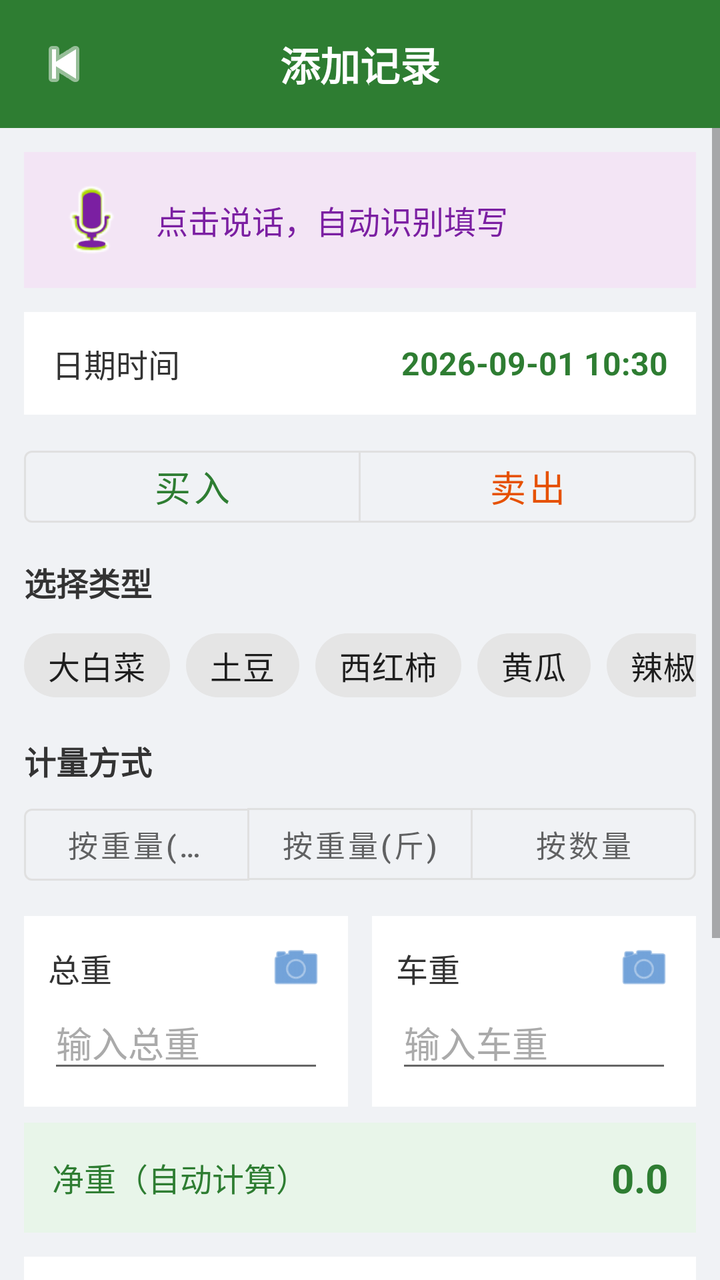
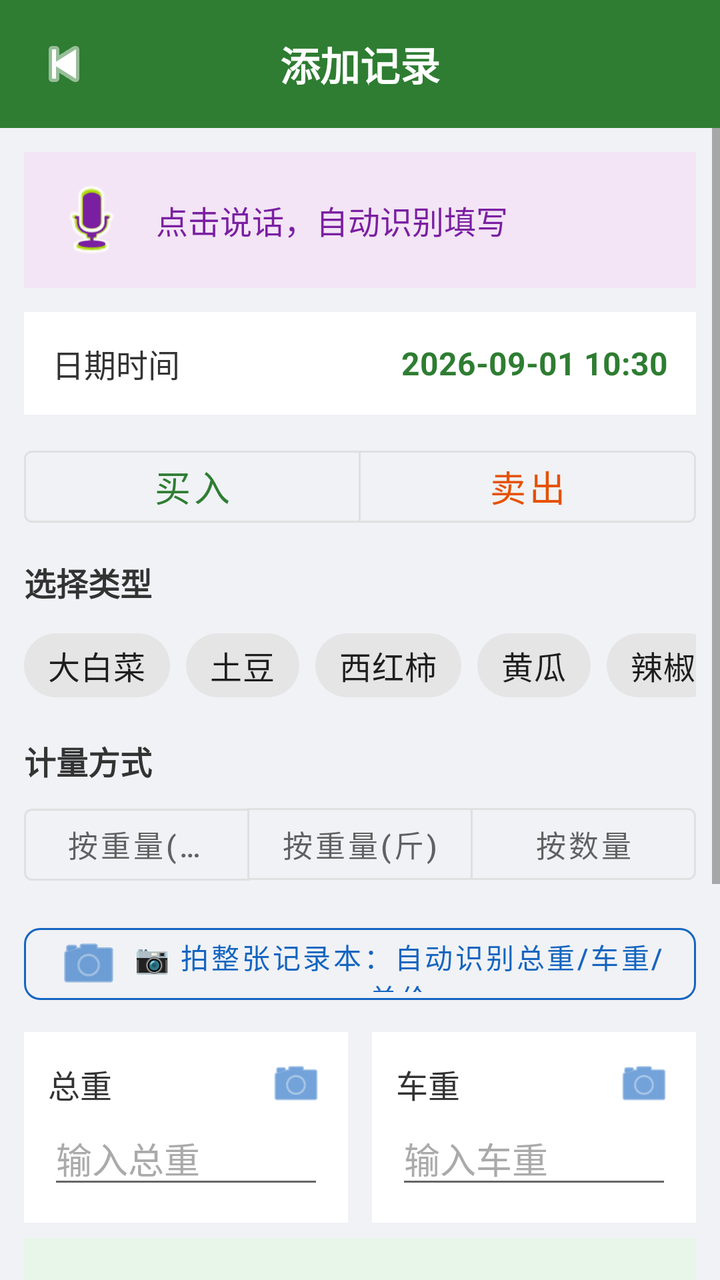

Before-and-after screenshots of an Android layout around one commit, followed by the original layout XML and the change that was made.
<!-- AndroidManifest.xml: application theme Theme.FarmTrade -->
<!-- res/layout/activity_add_record.xml -->
<?xml version="1.0" encoding="utf-8"?>
<LinearLayout
    xmlns:android="http://schemas.android.com/apk/res/android"
    xmlns:app="http://schemas.android.com/apk/res-auto"
    xmlns:tools="http://schemas.android.com/tools"
    android:layout_width="match_parent"
    android:layout_height="match_parent"
    android:orientation="vertical"
    android:background="#f0f2f5">

    
    <LinearLayout
        android:layout_width="match_parent"
        android:layout_height="wrap_content"
        android:orientation="horizontal"
        android:gravity="center_vertical"
        android:background="#2e7d32"
        android:paddingTop="16dp"
        android:paddingBottom="16dp"
        android:paddingStart="16dp"
        android:paddingEnd="16dp">

        <ImageView
            android:id="@+id/ivBack"
            android:layout_width="32dp"
            android:layout_height="32dp"
            android:src="@android:drawable/ic_media_previous"
            android:contentDescription="返回"
            app:tint="#ffffff" />

        <TextView
            android:layout_width="0dp"
            android:layout_height="wrap_content"
            android:layout_weight="1"
            android:text="添加记录"
            android:textColor="#ffffff"
            android:textSize="20sp"
            android:textStyle="bold"
            android:gravity="center"
            android:layout_marginStart="-32dp" />
    </LinearLayout>

    <ScrollView
        android:layout_width="match_parent"
        android:layout_height="0dp"
        android:layout_weight="1"
        android:fillViewport="true">

        <LinearLayout
            android:layout_width="match_parent"
            android:layout_height="wrap_content"
            android:orientation="vertical"
            android:padding="12dp">

            
            <LinearLayout
                android:id="@+id/layoutVoiceInput"
                android:layout_width="match_parent"
                android:layout_height="wrap_content"
                android:orientation="horizontal"
                android:gravity="center_vertical"
                android:background="#f3e5f5"
                android:padding="14dp"
                android:layout_marginBottom="12dp">

                <ImageView
                    android:id="@+id/btnMic"
                    android:layout_width="40dp"
                    android:layout_height="40dp"
                    android:src="@android:drawable/ic_btn_speak_now"
                    android:background="@android:drawable/presence_audio_online"
                    android:contentDescription="语音输入"
                    app:tint="#7b1fa2" />

                <TextView
                    android:id="@+id/tvVoiceHint"
                    android:layout_width="0dp"
                    android:layout_height="wrap_content"
                    android:layout_weight="1"
                    android:text="点击说话，自动识别填写"
                    android:textColor="#7b1fa2"
                    android:textSize="16sp"
                    android:layout_marginStart="12dp" />
            </LinearLayout>

            
            <LinearLayout
                android:layout_width="match_parent"
                android:layout_height="wrap_content"
                android:orientation="horizontal"
                android:gravity="center_vertical"
                android:background="#ffffff"
                android:padding="14dp"
                android:layout_marginBottom="12dp">

                <TextView
                    android:layout_width="wrap_content"
                    android:layout_height="wrap_content"
                    android:text="日期时间"
                    android:textColor="#333333"
                    android:textSize="16sp" />

                <TextView
                    android:id="@+id/tvDateTime"
                    android:layout_width="0dp"
                    android:layout_height="wrap_content"
                    android:layout_weight="1"
                    android:text="2026-09-01 10:30"
                    android:textColor="#2e7d32"
                    android:textSize="16sp"
                    android:textStyle="bold"
                    android:gravity="end" />
            </LinearLayout>

            
            <com.google.android.material.button.MaterialButtonToggleGroup
                android:id="@+id/toggleDirection"
                android:layout_width="match_parent"
                android:layout_height="wrap_content"
                app:singleSelection="true"
                app:selectionRequired="true"
                android:layout_marginBottom="12dp">

                <com.google.android.material.button.MaterialButton
                    android:id="@+id/btnBuy"
                    style="@style/Widget.MaterialComponents.Button.OutlinedButton"
                    android:layout_width="0dp"
                    android:layout_height="wrap_content"
                    android:layout_weight="1"
                    android:text="买入"
                    android:textSize="18sp"
                    android:textColor="#2e7d32" />

                <com.google.android.material.button.MaterialButton
                    android:id="@+id/btnSell"
                    style="@style/Widget.MaterialComponents.Button.OutlinedButton"
                    android:layout_width="0dp"
                    android:layout_height="wrap_content"
                    android:layout_weight="1"
                    android:text="卖出"
                    android:textSize="18sp"
                    android:textColor="#e65100" />
            </com.google.android.material.button.MaterialButtonToggleGroup>

            
            <TextView
                android:layout_width="wrap_content"
                android:layout_height="wrap_content"
                android:text="选择类型"
                android:textColor="#333333"
                android:textSize="16sp"
                android:textStyle="bold"
                android:layout_marginBottom="6dp" />

            <HorizontalScrollView
                android:layout_width="match_parent"
                android:layout_height="wrap_content"
                android:scrollbars="none"
                android:layout_marginBottom="12dp">

                <LinearLayout
                    android:layout_width="wrap_content"
                    android:layout_height="wrap_content"
                    android:orientation="horizontal">

                    <com.google.android.material.chip.ChipGroup
                        android:id="@+id/chipGroupType"
                        android:layout_width="wrap_content"
                        android:layout_height="wrap_content"
                        app:singleSelection="true"
                        app:selectionRequired="true">

                        <com.google.android.material.chip.Chip
                            android:id="@+id/chipType0"
                            style="@style/Widget.MaterialComponents.Chip.Choice"
                            android:layout_width="wrap_content"
                            android:layout_height="wrap_content"
                            android:text="大白菜"
                            android:textSize="16sp" />

                        <com.google.android.material.chip.Chip
                            android:id="@+id/chipType1"
                            style="@style/Widget.MaterialComponents.Chip.Choice"
                            android:layout_width="wrap_content"
                            android:layout_height="wrap_content"
                            android:text="土豆"
                            android:textSize="16sp" />

                        <com.google.android.material.chip.Chip
                            android:id="@+id/chipType2"
                            style="@style/Widget.MaterialComponents.Chip.Choice"
                            android:layout_width="wrap_content"
                            android:layout_height="wrap_content"
                            android:text="西红柿"
                            android:textSize="16sp" />

                        <com.google.android.material.chip.Chip
                            android:id="@+id/chipType3"
                            style="@style/Widget.MaterialComponents.Chip.Choice"
                            android:layout_width="wrap_content"
                            android:layout_height="wrap_content"
                            android:text="黄瓜"
                            android:textSize="16sp" />

                        <com.google.android.material.chip.Chip
                            android:id="@+id/chipType4"
                            style="@style/Widget.MaterialComponents.Chip.Choice"
                            android:layout_width="wrap_content"
                            android:layout_height="wrap_content"
                            android:text="辣椒"
                            android:textSize="16sp" />
                    </com.google.android.material.chip.ChipGroup>

                    
                    <com.google.android.material.chip.Chip
                        android:id="@+id/chipCustom"
                        style="@style/Widget.MaterialComponents.Chip.Action"
                        android:layout_width="wrap_content"
                        android:layout_height="wrap_content"
                        android:text="+ 自定义"
                        android:textSize="16sp"
                        android:textColor="#2e7d32"
                        app:chipBackgroundColor="#e8f5e9"
                        app:chipStrokeColor="#2e7d32"
                        app:chipStrokeWidth="1dp" />
                </LinearLayout>
            </HorizontalScrollView>

            
            <TextView
                android:layout_width="wrap_content"
                android:layout_height="wrap_content"
                android:text="计量方式"
                android:textColor="#333333"
                android:textSize="16sp"
                android:textStyle="bold"
                android:layout_marginBottom="6dp" />

            <com.google.android.material.button.MaterialButtonToggleGroup
                android:id="@+id/toggleMeasureMode"
                android:layout_width="match_parent"
                android:layout_height="wrap_content"
                app:singleSelection="true"
                app:selectionRequired="true"
                android:layout_marginBottom="12dp">

                <com.google.android.material.button.MaterialButton
                    android:id="@+id/btnModeKg"
                    style="@style/Widget.MaterialComponents.Button.OutlinedButton"
                    android:layout_width="0dp"
                    android:layout_height="wrap_content"
                    android:layout_weight="1"
                    android:text="按重量(公斤)"
                    android:textSize="15sp" />

                <com.google.android.material.button.MaterialButton
                    android:id="@+id/btnModeJin"
                    style="@style/Widget.MaterialComponents.Button.OutlinedButton"
                    android:layout_width="0dp"
                    android:layout_height="wrap_content"
                    android:layout_weight="1"
                    android:text="按重量(斤)"
                    android:textSize="15sp" />

                <com.google.android.material.button.MaterialButton
                    android:id="@+id/btnModeQty"
                    style="@style/Widget.MaterialComponents.Button.OutlinedButton"
                    android:layout_width="0dp"
                    android:layout_height="wrap_content"
                    android:layout_weight="1"
                    android:text="按数量"
                    android:textSize="15sp" />
            </com.google.android.material.button.MaterialButtonToggleGroup>

            
            <LinearLayout
                android:id="@+id/layoutWeightSection"
                android:layout_width="match_parent"
                android:layout_height="wrap_content"
                android:orientation="vertical"
                android:visibility="visible">

                
                <LinearLayout
                    android:layout_width="match_parent"
                    android:layout_height="wrap_content"
                    android:orientation="horizontal"
                    android:layout_marginBottom="8dp">

                    
                    <LinearLayout
                        android:layout_width="0dp"
                        android:layout_height="wrap_content"
                        android:layout_weight="1"
                        android:orientation="vertical"
                        android:background="#ffffff"
                        android:padding="12dp"
                        android:layout_marginEnd="6dp">

                        <LinearLayout
                            android:layout_width="match_parent"
                            android:layout_height="wrap_content"
                            android:orientation="horizontal"
                            android:gravity="center_vertical">

                            <TextView
                                android:layout_width="wrap_content"
                                android:layout_height="wrap_content"
                                android:text="总重"
                                android:textColor="#333333"
                                android:textSize="16sp" />

                            <View
                                android:layout_width="0dp"
                                android:layout_height="0dp"
                                android:layout_weight="1" />

                            <ImageView
                                android:id="@+id/btnPhotoGross"
                                android:layout_width="28dp"
                                android:layout_height="28dp"
                                android:src="@android:drawable/ic_menu_camera"
                                android:contentDescription="拍照识别总重"
                                app:tint="#1565c0" />
                        </LinearLayout>

                        <EditText
                            android:id="@+id/etGrossWeight"
                            android:layout_width="match_parent"
                            android:layout_height="wrap_content"
                            android:hint="输入总重"
                            android:inputType="numberDecimal"
                            android:textSize="18sp"
                            android:textColor="#333333"
                            android:textColorHint="#aaaaaa" />
                    </LinearLayout>

                    
                    <LinearLayout
                        android:layout_width="0dp"
                        android:layout_height="wrap_content"
                        android:layout_weight="1"
                        android:orientation="vertical"
                        android:background="#ffffff"
                        android:padding="12dp"
                        android:layout_marginStart="6dp">

                        <LinearLayout
                            android:layout_width="match_parent"
                            android:layout_height="wrap_content"
                            android:orientation="horizontal"
                            android:gravity="center_vertical">

                            <TextView
                                android:layout_width="wrap_content"
                                android:layout_height="wrap_content"
                                android:text="车重"
                                android:textColor="#333333"
                                android:textSize="16sp" />

                            <View
                                android:layout_width="0dp"
                                android:layout_height="0dp"
                                android:layout_weight="1" />

                            <ImageView
                                android:id="@+id/btnPhotoTare"
                                android:layout_width="28dp"
                                android:layout_height="28dp"
                                android:src="@android:drawable/ic_menu_camera"
                                android:contentDescription="拍照识别车重"
                                app:tint="#1565c0" />
                        </LinearLayout>

                        <EditText
                            android:id="@+id/etTareWeight"
                            android:layout_width="match_parent"
                            android:layout_height="wrap_content"
                            android:hint="输入车重"
                            android:inputType="numberDecimal"
                            android:textSize="18sp"
                            android:textColor="#333333"
                            android:textColorHint="#aaaaaa" />
                    </LinearLayout>
                </LinearLayout>

                
                <LinearLayout
                    android:layout_width="match_parent"
                    android:layout_height="wrap_content"
                    android:orientation="horizontal"
                    android:gravity="center_vertical"
                    android:background="#e8f5e9"
                    android:padding="14dp"
                    android:layout_marginBottom="12dp">

                    <TextView
                        android:layout_width="wrap_content"
                        android:layout_height="wrap_content"
                        android:text="净重（自动计算）"
                        android:textColor="#2e7d32"
                        android:textSize="16sp" />

                    <View
                        android:layout_width="0dp"
                        android:layout_height="0dp"
                        android:layout_weight="1" />

                    <TextView
                        android:id="@+id/tvNetWeight"
                        android:layout_width="wrap_content"
                        android:layout_height="wrap_content"
                        android:text="0.0"
                        android:textColor="#2e7d32"
                        android:textSize="20sp"
                        android:textStyle="bold" />
                </LinearLayout>
            </LinearLayout>

            
            <LinearLayout
                android:id="@+id/layoutQuantitySection"
                android:layout_width="match_parent"
                android:layout_height="wrap_content"
                android:orientation="horizontal"
                android:background="#ffffff"
                android:padding="12dp"
                android:layout_marginBottom="12dp"
                android:visibility="gone">

                <LinearLayout
                    android:layout_width="0dp"
                    android:layout_height="wrap_content"
                    android:layout_weight="1"
                    android:orientation="vertical"
                    android:layout_marginEnd="6dp">

                    <TextView
                        android:layout_width="wrap_content"
                        android:layout_height="wrap_content"
                        android:text="数量"
                        android:textColor="#333333"
                        android:textSize="16sp" />

                    <EditText
                        android:id="@+id/etQuantity"
                        android:layout_width="match_parent"
                        android:layout_height="wrap_content"
                        android:hint="输入数量"
                        android:inputType="numberDecimal"
                        android:textSize="18sp"
                        android:textColorHint="#aaaaaa" />
                </LinearLayout>

                <LinearLayout
                    android:layout_width="0dp"
                    android:layout_height="wrap_content"
                    android:layout_weight="1"
                    android:orientation="vertical"
                    android:layout_marginStart="6dp">

                    <TextView
                        android:layout_width="wrap_content"
                        android:layout_height="wrap_content"
                        android:text="单位名称"
                        android:textColor="#333333"
                        android:textSize="16sp" />

                    <EditText
                        android:id="@+id/etUnitName"
                        android:layout_width="match_parent"
                        android:layout_height="wrap_content"
                        android:hint="如: 袋/筐/箱"
                        android:inputType="text"
                        android:textSize="18sp"
                        android:textColorHint="#aaaaaa" />
                </LinearLayout>
            </LinearLayout>

            
            <LinearLayout
                android:layout_width="match_parent"
                android:layout_height="wrap_content"
                android:orientation="vertical"
                android:background="#ffffff"
                android:padding="12dp"
                android:layout_marginBottom="12dp">

                <TextView
                    android:id="@+id/tvUnitPriceLabel"
                    android:layout_width="wrap_content"
                    android:layout_height="wrap_content"
                    android:text="单价（元/斤）"
                    android:textColor="#333333"
                    android:textSize="16sp" />

                <EditText
                    android:id="@+id/etUnitPrice"
                    android:layout_width="match_parent"
                    android:layout_height="wrap_content"
                    android:hint="输入单价 (元)"
                    android:inputType="numberDecimal"
                    android:textSize="18sp"
                    android:textColorHint="#aaaaaa" />
            </LinearLayout>

            
            <LinearLayout
                android:layout_width="match_parent"
                android:layout_height="wrap_content"
                android:orientation="horizontal"
                android:gravity="center_vertical"
                android:background="#e8f5e9"
                android:padding="18dp"
                android:layout_marginBottom="16dp">

                <TextView
                    android:layout_width="wrap_content"
                    android:layout_height="wrap_content"
                    android:text="合计金额"
                    android:textColor="#2e7d32"
                    android:textSize="18sp"
                    android:textStyle="bold" />

                <View
                    android:layout_width="0dp"
                    android:layout_height="0dp"
                    android:layout_weight="1" />

                <TextView
                    android:id="@+id/tvTotalPreview"
                    android:layout_width="wrap_content"
                    android:layout_height="wrap_content"
                    android:text="￥0.00"
                    android:textColor="#2e7d32"
                    android:textSize="22sp"
                    android:textStyle="bold" />
            </LinearLayout>

            
            <com.google.android.material.button.MaterialButton
                android:id="@+id/btnSave"
                android:layout_width="match_parent"
                android:layout_height="56dp"
                android:text="保存记录"
                android:textSize="20sp"
                android:textColor="#ffffff"
                app:backgroundTint="#2e7d32"
                app:cornerRadius="12dp" />
        </LinearLayout>
    </ScrollView>
</LinearLayout>
<!-- resources referenced by this layout -->
<resources>
  <style name="Theme.FarmTrade" parent="Theme.MaterialComponents.Light.NoActionBar">
          <item name="colorPrimary">@color/green_primary</item>
          <item name="colorPrimaryVariant">@color/green_dark</item>
          <item name="colorOnPrimary">@color/white</item>
          <item name="colorSecondary">@color/orange_primary</item>
          <item name="colorOnSecondary">@color/white</item>
          <item name="android:statusBarColor">@color/green_primary</item>
          <item name="android:windowLightStatusBar">false</item>
      </style>
  <color name="green_primary">#2e7d32</color>
  <color name="green_dark">#1b5e20</color>
  <color name="white">#ffffff</color>
  <color name="orange_primary">#e65100</color>
</resources>

<!-- the commit's change to res/layout/activity_add_record.xml (unified diff, before → after) -->
@@ -85,13 +85,17 @@
 
             
             <LinearLayout
+                android:id="@+id/rowDateTime"
                 android:layout_width="match_parent"
                 android:layout_height="wrap_content"
                 android:orientation="horizontal"
                 android:gravity="center_vertical"
                 android:background="#ffffff"
                 android:padding="14dp"
-                android:layout_marginBottom="12dp">
+                android:layout_marginBottom="12dp"
+                android:clickable="true"
+                android:focusable="true"
+                android:foreground="?android:attr/selectableItemBackground">
 
                 <TextView
                     android:layout_width="wrap_content"
@@ -279,6 +283,23 @@
                 android:layout_height="wrap_content"
                 android:orientation="vertical"
                 android:visibility="visible">
+
+                
+                <com.google.android.material.button.MaterialButton
+                    android:id="@+id/btnPhotoAllFields"
+                    style="@style/Widget.MaterialComponents.Button.OutlinedButton"
+                    android:layout_width="match_parent"
+                    android:layout_height="48dp"
+                    android:layout_marginBottom="10dp"
+                    android:text="📷 拍整张记录本：自动识别总重/车重/单价"
+                    android:textColor="#1565c0"
+                    android:textSize="14sp"
+                    app:strokeColor="#1565c0"
+                    app:cornerRadius="8dp"
+                    app:icon="@android:drawable/ic_menu_camera"
+                    app:iconTint="#1565c0"
+                    app:iconGravity="textStart"
+                    app:iconPadding="6dp" />
 
                 
                 <LinearLayout
